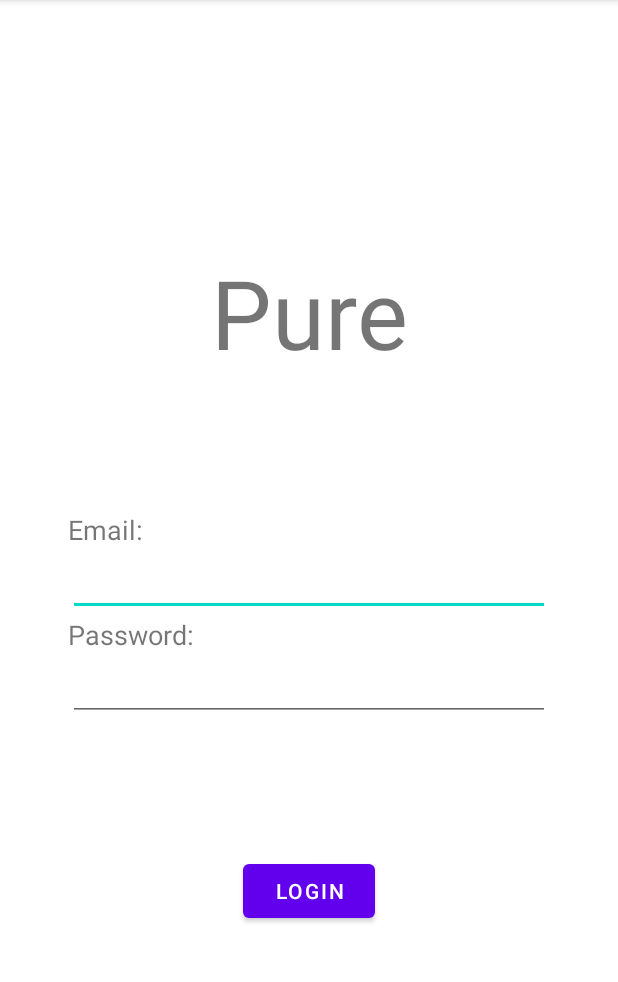
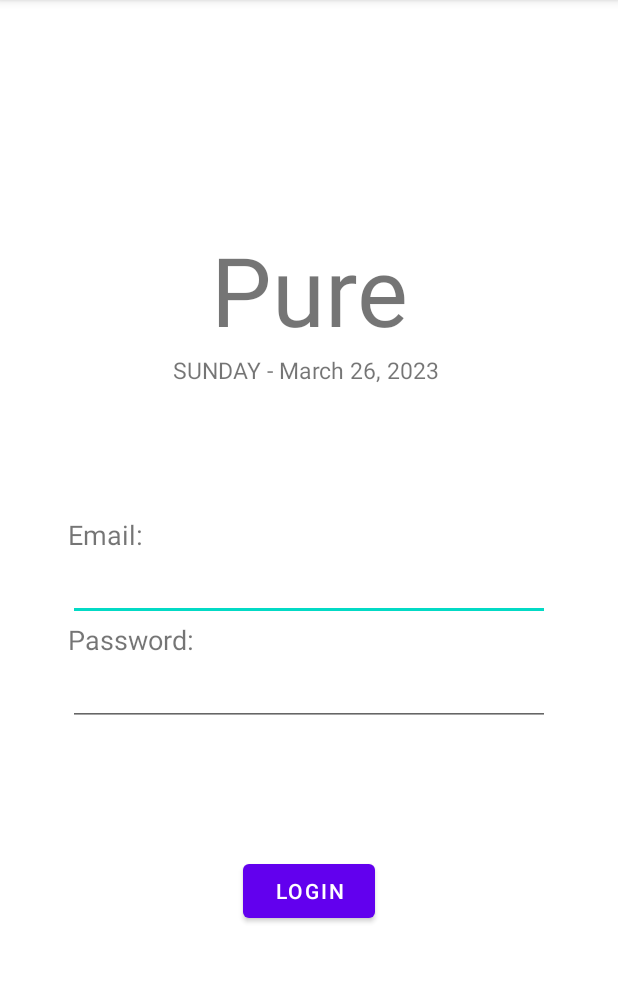
Before and after one commit to joshcrispo/DiaryApp, an Android app: the screen it shows after launch (MainActivity), on a phone screen of 412 x 824 dp, the part 84-1066 px from its top. Run offline under Robolectric (Android 15) with nearby library versions, the phone set to English and light mode, and no system bars.

Commit message:
added current date in login screen

```diff
--- a/app/src/main/java/com/example/diaryapp/MainActivity.java
+++ b/app/src/main/java/com/example/diaryapp/MainActivity.java
@@ -2,24 +2,37 @@ package com.example.diaryapp;
 
 import androidx.appcompat.app.AppCompatActivity;
 
+import android.annotation.SuppressLint;
 import android.database.Cursor;
 import android.os.Bundle;
+import android.text.format.DateFormat;
 import android.widget.Button;
 import android.widget.EditText;
+import android.widget.TextView;
 import android.widget.Toast;
+
+import java.time.LocalDate;
+import java.util.Date;
 
 public class MainActivity extends AppCompatActivity {
 
     Button loginButton;
     EditText et1;
     EditText et2;
+    TextView date;
+    Date d = new Date();
+    CharSequence s  = DateFormat.format("MMMM d, yyyy ", d.getTime());
+    String day = LocalDate.now().getDayOfWeek().name();
 
+    @SuppressLint("SetTextI18n")
     @Override
     protected void onCreate(Bundle savedInstanceState) {
         super.onCreate(savedInstanceState);
         setContentView(R.layout.activity_main);
         et1 = (EditText) findViewById(R.id.login_email);
         et2 = (EditText) findViewById(R.id.login_pass);
+        date = (TextView) this.findViewById(R.id.date);
+        date.setText(day + " - " +s);
 
         //Opening Database
         DiaryDatabaseManager dbManager = new DiaryDatabaseManager(getApplicationContext());
--- a/app/src/main/res/layout/activity_main.xml
+++ b/app/src/main/res/layout/activity_main.xml
@@ -23,8 +23,15 @@
             android:textAlignment="center"
             android:textSize="64sp"
             android:layout_marginLeft="15dp"
-            android:layout_marginRight="15dp"
-            android:layout_marginTop="15dp"/>
+            android:layout_marginRight="15dp"/>
+        <TextView
+            android:layout_width="fill_parent"
+            android:layout_height="wrap_content"
+            android:textAlignment="center"
+            android:id="@+id/date"
+            android:textSize="15sp"
+            android:layout_marginLeft="15dp"
+            android:layout_marginRight="15dp"/>
 
         <LinearLayout
             android:layout_width="match_parent"
@@ -39,7 +46,6 @@
                     android:layout_width="fill_parent"
                     android:layout_height="match_parent"
                     android:orientation="vertical"
-                    android:layout_marginTop="15dp"
                     android:layout_weight="1"
                     android:gravity="bottom">
                     <TextView
```
Also changed, not shown: 26 other files.
